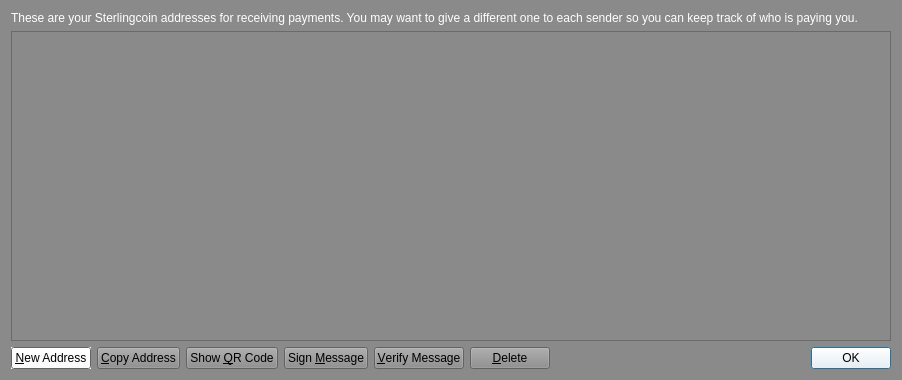
Old version of the form src/qt/forms/addressbookpage.ui in the repository Sterlingcoin/Sterlingcoin-1.6.2.0-Release.
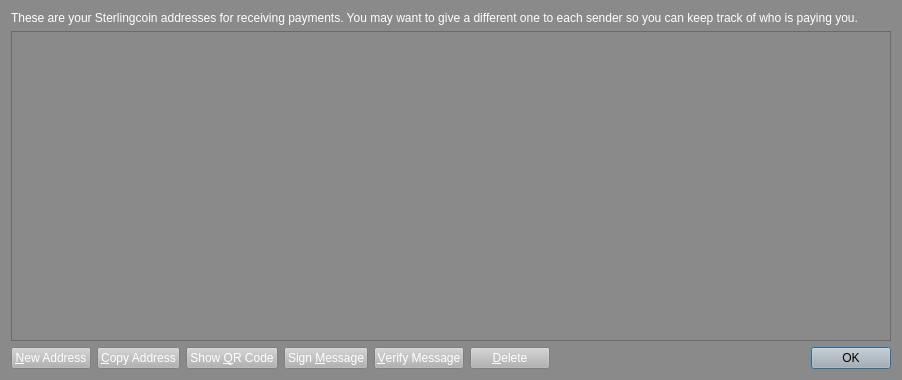
New version of the form. Icons and pictures are not drawn.

```diff
--- a/src/qt/forms/addressbookpage.ui
+++ b/src/qt/forms/addressbookpage.ui
@@ -1355,9 +1355,9 @@
           <colorrole role="Button">
            <brush brushstyle="SolidPattern">
             <color alpha="255">
-             <red>255</red>
-             <green>255</green>
-             <blue>255</blue>
+             <red>178</red>
+             <green>178</green>
+             <blue>178</blue>
             </color>
            </brush>
           </colorrole>
@@ -1418,27 +1418,27 @@
           <colorrole role="ButtonText">
            <brush brushstyle="SolidPattern">
             <color alpha="255">
-             <red>0</red>
-             <green>0</green>
-             <blue>0</blue>
+             <red>255</red>
+             <green>255</green>
+             <blue>255</blue>
             </color>
            </brush>
           </colorrole>
           <colorrole role="Base">
            <brush brushstyle="SolidPattern">
             <color alpha="255">
-             <red>138</red>
-             <green>138</green>
-             <blue>138</blue>
+             <red>178</red>
+             <green>178</green>
+             <blue>178</blue>
             </color>
            </brush>
           </colorrole>
           <colorrole role="Window">
            <brush brushstyle="SolidPattern">
             <color alpha="255">
-             <red>138</red>
-             <green>138</green>
-             <blue>138</blue>
+             <red>178</red>
+             <green>178</green>
+             <blue>178</blue>
             </color>
            </brush>
           </colorrole>
@@ -1492,9 +1492,9 @@
           <colorrole role="Button">
            <brush brushstyle="SolidPattern">
             <color alpha="255">
-             <red>255</red>
-             <green>255</green>
-             <blue>255</blue>
+             <red>178</red>
+             <green>178</green>
+             <blue>178</blue>
             </color>
            </brush>
           </colorrole>
@@ -1555,27 +1555,27 @@
           <colorrole role="ButtonText">
            <brush brushstyle="SolidPattern">
             <color alpha="255">
-             <red>0</red>
-             <green>0</green>
-             <blue>0</blue>
+             <red>255</red>
+             <green>255</green>
+             <blue>255</blue>
             </color>
            </brush>
           </colorrole>
           <colorrole role="Base">
            <brush brushstyle="SolidPattern">
             <color alpha="255">
-             <red>138</red>
-             <green>138</green>
-             <blue>138</blue>
+             <red>178</red>
+             <green>178</green>
+             <blue>178</blue>
             </color>
            </brush>
           </colorrole>
           <colorrole role="Window">
            <brush brushstyle="SolidPattern">
             <color alpha="255">
-             <red>138</red>
-             <green>138</green>
-             <blue>138</blue>
+             <red>178</red>
+             <green>178</green>
+             <blue>178</blue>
             </color>
            </brush>
           </colorrole>
@@ -1629,9 +1629,9 @@
           <colorrole role="Button">
            <brush brushstyle="SolidPattern">
             <color alpha="255">
-             <red>255</red>
-             <green>255</green>
-             <blue>255</blue>
+             <red>178</red>
+             <green>178</green>
+             <blue>178</blue>
             </color>
            </brush>
           </colorrole>
@@ -1692,27 +1692,27 @@
           <colorrole role="ButtonText">
            <brush brushstyle="SolidPattern">
             <color alpha="255">
-             <red>69</red>
-             <green>69</green>
-             <blue>69</blue>
+             <red>138</red>
+             <green>138</green>
+             <blue>138</blue>
             </color>
            </brush>
           </colorrole>
           <colorrole role="Base">
            <brush brushstyle="SolidPattern">
             <color alpha="255">
-             <red>138</red>
-             <green>138</green>
-             <blue>138</blue>
+             <red>178</red>
+             <green>178</green>
+             <blue>178</blue>
             </color>
            </brush>
           </colorrole>
           <colorrole role="Window">
            <brush brushstyle="SolidPattern">
             <color alpha="255">
-             <red>138</red>
-             <green>138</green>
-             <blue>138</blue>
+             <red>178</red>
+             <green>178</green>
+             <blue>178</blue>
             </color>
            </brush>
           </colorrole>
@@ -1759,7 +1759,10 @@
         <string>Create a new address</string>
        </property>
        <property name="autoFillBackground">
-        <bool>true</bool>
+        <bool>false</bool>
+       </property>
+       <property name="styleSheet">
+        <string notr="true">background-color: rgb(178, 178, 178);</string>
        </property>
        <property name="text">
         <string>&amp;New Address</string>
@@ -1787,9 +1790,9 @@
           <colorrole role="Button">
            <brush brushstyle="SolidPattern">
             <color alpha="255">
-             <red>138</red>
-             <green>138</green>
-             <blue>138</blue>
+             <red>178</red>
+             <green>178</green>
+             <blue>178</blue>
             </color>
            </brush>
           </colorrole>
@@ -1850,27 +1853,27 @@
           <colorrole role="ButtonText">
            <brush brushstyle="SolidPattern">
             <color alpha="255">
-             <red>0</red>
-             <green>0</green>
-             <blue>0</blue>
+             <red>255</red>
+             <green>255</green>
+             <blue>255</blue>
             </color>
            </brush>
           </colorrole>
           <colorrole role="Base">
            <brush brushstyle="SolidPattern">
             <color alpha="255">
-             <red>138</red>
-             <green>138</green>
-             <blue>138</blue>
+             <red>178</red>
+             <green>178</green>
+             <blue>178</blue>
             </color>
            </brush>
           </colorrole>
           <colorrole role="Window">
            <brush brushstyle="SolidPattern">
             <color alpha="255">
-             <red>138</red>
-             <green>138</green>
-             <blue>138</blue>
+             <red>178</red>
+             <green>178</green>
+             <blue>178</blue>
             </color>
            </brush>
           </colorrole>
@@ -1924,9 +1927,9 @@
           <colorrole role="Button">
            <brush brushstyle="SolidPattern">
             <color alpha="255">
-             <red>138</red>
-             <green>138</green>
-             <blue>138</blue>
+             <red>178</red>
+             <green>178</green>
+             <blue>178</blue>
             </color>
            </brush>
           </colorrole>
@@ -1987,27 +1990,27 @@
           <colorrole role="ButtonText">
            <brush brushstyle="SolidPattern">
             <color alpha="255">
-             <red>0</red>
-             <green>0</green>
-             <blue>0</blue>
+             <red>255</red>
+             <green>255</green>
+             <blue>255</blue>
             </color>
            </brush>
           </colorrole>
           <colorrole role="Base">
            <brush brushstyle="SolidPattern">
             <color alpha="255">
-             <red>138</red>
-             <green>138</green>
-             <blue>138</blue>
+             <red>178</red>
+             <green>178</green>
+             <blue>178</blue>
             </color>
            </brush>
           </colorrole>
           <colorrole role="Window">
            <brush brushstyle="SolidPattern">
             <color alpha="255">
-             <red>138</red>
-             <green>138</green>
-             <blue>138</blue>
+             <red>178</red>
+             <green>178</green>
+             <blue>178</blue>
             </color>
            </brush>
           </colorrole>
@@ -2061,9 +2064,9 @@
           <colorrole role="Button">
            <brush brushstyle="SolidPattern">
             <color alpha="255">
-             <red>138</red>
-             <green>138</green>
-             <blue>138</blue>
+             <red>178</red>
+             <green>178</green>
+             <blue>178</blue>
             </color>
            </brush>
           </colorrole>
@@ -2124,27 +2127,27 @@
           <colorrole role="ButtonText">
            <brush brushstyle="SolidPattern">
             <color alpha="255">
-             <red>69</red>
-             <green>69</green>
-             <blue>69</blue>
+             <red>138</red>
+             <green>138</green>
+             <blue>138</blue>
             </color>
            </brush>
           </colorrole>
           <colorrole role="Base">
            <brush brushstyle="SolidPattern">
             <color alpha="255">
-             <red>138</red>
-             <green>138</green>
-             <blue>138</blue>
+             <red>178</red>
+             <green>178</green>
+             <blue>178</blue>
             </color>
            </brush>
           </colorrole>
           <colorrole role="Window">
            <brush brushstyle="SolidPattern">
             <color alpha="255">
-             <red>138</red>
-             <green>138</green>
-             <blue>138</blue>
+             <red>178</red>
+             <green>178</green>
+             <blue>178</blue>
             </color>
            </brush>
           </colorrole>
@@ -2191,7 +2194,10 @@
         <string>Copy the currently selected address to the system clipboard</string>
        </property>
        <property name="autoFillBackground">
-        <bool>true</bool>
+        <bool>false</bool>
+       </property>
+       <property name="styleSheet">
+        <string notr="true">background-color: rgb(178, 178, 178);</string>
        </property>
        <property name="text">
         <string>&amp;Copy Address</string>
@@ -2219,9 +2225,9 @@
           <colorrole role="Button">
            <brush brushstyle="SolidPattern">
             <color alpha="255">
-             <red>138</red>
-             <green>138</green>
-             <blue>138</blue>
+             <red>178</red>
+             <green>178</green>
+             <blue>178</blue>
             </color>
            </brush>
           </colorrole>
@@ -2282,27 +2288,27 @@
           <colorrole role="ButtonText">
            <brush brushstyle="SolidPattern">
             <color alpha="255">
-             <red>0</red>
-             <green>0</green>
-             <blue>0</blue>
+             <red>255</red>
+             <green>255</green>
+             <blue>255</blue>
             </color>
            </brush>
           </colorrole>
           <colorrole role="Base">
            <brush brushstyle="SolidPattern">
             <color alpha="255">
-             <red>138</red>
-             <green>138</green>
-             <blue>138</blue>
+             <red>178</red>
+             <green>178</green>
+             <blue>178</blue>
             </color>
            </brush>
           </colorrole>
           <colorrole role="Window">
            <brush brushstyle="SolidPattern">
             <color alpha="255">
-             <red>138</red>
-             <green>138</green>
-             <blue>138</blue>
+             <red>178</red>
+             <green>178</green>
+             <blue>178</blue>
             </color>
            </brush>
           </colorrole>
@@ -2356,9 +2362,9 @@
           <colorrole role="Button">
            <brush brushstyle="SolidPattern">
             <color alpha="255">
-             <red>138</red>
-             <green>138</green>
-             <blue>138</blue>
+             <red>178</red>
+             <green>178</green>
+             <blue>178</blue>
             </color>
            </brush>
           </colorrole>
@@ -2419,27 +2425,27 @@
           <colorrole role="ButtonText">
            <brush brushstyle="SolidPattern">
             <color alpha="255">
-             <red>0</red>
-             <green>0</green>
-             <blue>0</blue>
+             <red>255</red>
+             <green>255</green>
+             <blue>255</blue>
             </color>
            </brush>
           </colorrole>
           <colorrole role="Base">
            <brush brushstyle="SolidPattern">
             <color alpha="255">
-             <red>138</red>
-             <green>138</green>
-             <blue>138</blue>
+             <red>178</red>
+             <green>178</green>
+             <blue>178</blue>
             </color>
            </brush>
           </colorrole>
           <colorrole role="Window">
            <brush brushstyle="SolidPattern">
             <color alpha="255">
-             <red>138</red>
-             <green>138</green>
-             <blue>138</blue>
+             <red>178</red>
+             <green>178</green>
+             <blue>178</blue>
             </color>
            </brush>
           </colorrole>
@@ -2493,9 +2499,9 @@
           <colorrole role="Button">
            <brush brushstyle="SolidPattern">
             <color alpha="255">
-             <red>138</red>
-             <green>138</green>
-             <blue>138</blue>
+             <red>178</red>
+             <green>178</green>
+             <blue>178</blue>
             </color>
            </brush>
           </colorrole>
@@ -2556,27 +2562,27 @@
           <colorrole role="ButtonText">
            <brush brushstyle="SolidPattern">
             <color alpha="255">
-             <red>69</red>
-             <green>69</green>
-             <blue>69</blue>
+             <red>138</red>
+             <green>138</green>
+             <blue>138</blue>
             </color>
            </brush>
           </colorrole>
           <colorrole role="Base">
            <brush brushstyle="SolidPattern">
             <color alpha="255">
-             <red>138</red>
-             <green>138</green>
-             <blue>138</blue>
+             <red>178</red>
+             <green>178</green>
+             <blue>178</blue>
             </color>
            </brush>
           </colorrole>
           <colorrole role="Window">
            <brush brushstyle="SolidPattern">
             <color alpha="255">
-             <red>138</red>
-             <green>138</green>
-             <blue>138</blue>
+             <red>178</red>
+             <green>178</green>
+             <blue>178</blue>
             </color>
            </brush>
           </colorrole>
@@ -2620,7 +2626,10 @@
         </palette>
        </property>
        <property name="autoFillBackground">
-        <bool>true</bool>
+        <bool>false</bool>
+       </property>
+       <property name="styleSheet">
+        <string notr="true">background-color: rgb(178, 178, 178);</string>
        </property>
        <property name="text">
         <string>Show &amp;QR Code</string>
@@ -2648,9 +2657,9 @@
           <colorrole role="Button">
            <brush brushstyle="SolidPattern">
             <color alpha="255">
-             <red>138</red>
-             <green>138</green>
-             <blue>138</blue>
+             <red>178</red>
+             <green>178</green>
+             <blue>178</blue>
             </color>
            </brush>
           </colorrole>
@@ -2711,27 +2720,27 @@
           <colorrole role="ButtonText">
            <brush brushstyle="SolidPattern">
             <color alpha="255">
-             <red>0</red>
-             <green>0</green>
-             <blue>0</blue>
+             <red>255</red>
+             <green>255</green>
+             <blue>255</blue>
             </color>
            </brush>
           </colorrole>
           <colorrole role="Base">
            <brush brushstyle="SolidPattern">
             <color alpha="255">
-             <red>138</red>
-             <green>138</green>
-             <blue>138</blue>
+             <red>178</red>
+             <green>178</green>
+             <blue>178</blue>
             </color>
            </brush>
           </colorrole>
           <colorrole role="Window">
            <brush brushstyle="SolidPattern">
             <color alpha="255">
-             <red>138</red>
-             <green>138</green>
-             <blue>138</blue>
+             <red>178</red>
+             <green>178</green>
+             <blue>178</blue>
             </color>
            </brush>
           </colorrole>
@@ -2785,9 +2794,9 @@
           <colorrole role="Button">
            <brush brushstyle="SolidPattern">
             <color alpha="255">
-             <red>138</red>
-             <green>138</green>
-             <blue>138</blue>
+             <red>178</red>
+             <green>178</green>
+             <blue>178</blue>
             </color>
            </brush>
           </colorrole>
@@ -2848,27 +2857,27 @@
           <colorrole role="ButtonText">
            <brush brushstyle="SolidPattern">
             <color alpha="255">
-             <red>0</red>
-             <green>0</green>
-             <blue>0</blue>
+             <red>255</red>
+             <green>255</green>
+             <blue>255</blue>
             </color>
            </brush>
           </colorrole>
           <colorrole role="Base">
            <brush brushstyle="SolidPattern">
             <color alpha="255">
-             <red>138</red>
-             <green>138</green>
-             <blue>138</blue>
+             <red>178</red>
+             <green>178</green>
+             <blue>178</blue>
             </color>
            </brush>
           </colorrole>
           <colorrole role="Window">
            <brush brushstyle="SolidPattern">
             <color alpha="255">
-             <red>138</red>
-             <green>138</green>
-             <blue>138</blue>
+             <red>178</red>
+             <green>178</green>
+             <blue>178</blue>
             </color>
            </brush>
           </colorrole>
@@ -2922,9 +2931,9 @@
           <colorrole role="Button">
            <brush brushstyle="SolidPattern">
             <color alpha="255">
-             <red>138</red>
-             <green>138</green>
-             <blue>138</blue>
+             <red>178</red>
+             <green>178</green>
+             <blue>178</blue>
             </color>
            </brush>
           </colorrole>
@@ -2985,27 +2994,27 @@
           <colorrole role="ButtonText">
            <brush brushstyle="SolidPattern">
             <color alpha="255">
-             <red>69</red>
-             <green>69</green>
-             <blue>69</blue>
+             <red>138</red>
+             <green>138</green>
+             <blue>138</blue>
             </color>
            </brush>
           </colorrole>
           <colorrole role="Base">
            <brush brushstyle="SolidPattern">
             <color alpha="255">
-             <red>138</red>
-             <green>138</green>
-             <blue>138</blue>
+             <red>178</red>
+             <green>178</green>
+             <blue>178</blue>
             </color>
            </brush>
           </colorrole>
           <colorrole role="Window">
            <brush brushstyle="SolidPattern">
             <color alpha="255">
-             <red>138</red>
-             <green>138</green>
-             <blue>138</blue>
+             <red>178</red>
+             <green>178</green>
+             <blue>178</blue>
             </color>
            </brush>
           </colorrole>
@@ -3052,7 +3061,10 @@
         <string>Sign a message to prove you own a Sterlingcoin address</string>
        </property>
        <property name="autoFillBackground">
-        <bool>true</bool>
+        <bool>false</bool>
+       </property>
+       <property name="styleSheet">
+        <string notr="true">background-color: rgb(178, 178, 178);</string>
        </property>
        <property name="text">
         <string>Sign &amp;Message</string>
@@ -3080,9 +3092,9 @@
           <colorrole role="Button">
            <brush brushstyle="SolidPattern">
             <color alpha="255">
-             <red>138</red>
-             <green>138</green>
-             <blue>138</blue>
+             <red>178</red>
+             <green>178</green>
+             <blue>178</blue>
             </color>
            </brush>
           </colorrole>
@@ -3143,27 +3155,27 @@
           <colorrole role="ButtonText">
            <brush brushstyle="SolidPattern">
             <color alpha="255">
-             <red>0</red>
-             <green>0</green>
-             <blue>0</blue>
+             <red>255</red>
+             <green>255</green>
+             <blue>255</blue>
             </color>
            </brush>
           </colorrole>
           <colorrole role="Base">
            <brush brushstyle="SolidPattern">
             <color alpha="255">
-             <red>138</red>
-             <green>138</green>
-             <blue>138</blue>
+             <red>178</red>
+             <green>178</green>
+             <blue>178</blue>
             </color>
            </brush>
           </colorrole>
           <colorrole role="Window">
            <brush brushstyle="SolidPattern">
             <color alpha="255">
-             <red>138</red>
-             <green>138</green>
-             <blue>138</blue>
+             <red>178</red>
+             <green>178</green>
+             <blue>178</blue>
             </color>
            </brush>
           </colorrole>
@@ -3217,9 +3229,9 @@
           <colorrole role="Button">
            <brush brushstyle="SolidPattern">
             <color alpha="255">
-             <red>138</red>
-             <green>138</green>
-             <blue>138</blue>
+             <red>178</red>
+             <green>178</green>
+             <blue>178</blue>
             </color>
            </brush>
           </colorrole>
@@ -3280,27 +3292,27 @@
           <colorrole role="ButtonText">
            <brush brushstyle="SolidPattern">
             <color alpha="255">
-             <red>0</red>
-             <green>0</green>
-             <blue>0</blue>
+             <red>255</red>
+             <green>255</green>
+             <blue>255</blue>
             </color>
            </brush>
           </colorrole>
           <colorrole role="Base">
            <brush brushstyle="SolidPattern">
             <color alpha="255">
-             <red>138</red>
-             <green>138</green>
-             <blue>138</blue>
+             <red>178</red>
+             <green>178</green>
+             <blue>178</blue>
             </color>
            </brush>
           </colorrole>
           <colorrole role="Window">
            <brush brushstyle="SolidPattern">
             <color alpha="255">
-             <red>138</red>
-             <green>138</green>
-             <blue>138</blue>
+             <red>178</red>
+             <green>178</green>
+             <blue>178</blue>
             </color>
            </brush>
           </colorrole>
@@ -3354,9 +3366,9 @@
           <colorrole role="Button">
            <brush brushstyle="SolidPattern">
             <color alpha="255">
-             <red>138</red>
-             <green>138</green>
-             <blue>138</blue>
+             <red>178</red>
+             <green>178</green>
+             <blue>178</blue>
             </color>
            </brush>
           </colorrole>
@@ -3417,27 +3429,27 @@
           <colorrole role="ButtonText">
            <brush brushstyle="SolidPattern">
             <color alpha="255">
-             <red>69</red>
-             <green>69</green>
-             <blue>69</blue>
+             <red>138</red>
+             <green>138</green>
+             <blue>138</blue>
             </color>
            </brush>
           </colorrole>
           <colorrole role="Base">
            <brush brushstyle="SolidPattern">
             <color alpha="255">
-             <red>138</red>
-             <green>138</green>
-             <blue>138</blue>
+             <red>178</red>
+             <green>178</green>
+             <blue>178</blue>
             </color>
            </brush>
           </colorrole>
           <colorrole role="Window">
            <brush brushstyle="SolidPattern">
             <color alpha="255">
-             <red>138</red>
-             <green>138</green>
-             <blue>138</blue>
+             <red>178</red>
+             <green>178</green>
+             <blue>178</blue>
             </color>
            </brush>
           </colorrole>
@@ -3484,7 +3496,10 @@
         <string>Verify a message to ensure it was signed with a specified Sterlingcoin address</string>
        </property>
        <property name="autoFillBackground">
-        <bool>true</bool>
+        <bool>false</bool>
+       </property>
+       <property name="styleSheet">
+        <string notr="true">background-color: rgb(178, 178, 178);</string>
        </property>
        <property name="text">
         <string>&amp;Verify Message</string>
@@ -3512,9 +3527,9 @@
           <colorrole role="Button">
            <brush brushstyle="SolidPattern">
             <color alpha="255">
-             <red>138</red>
-             <green>138</green>
-             <blue>138</blue>
+             <red>178</red>
+             <green>178</green>
+             <blue>178</blue>
             </color>
            </brush>
           </colorrole>
@@ -3575,27 +3590,27 @@
           <colorrole role="ButtonText">
            <brush brushstyle="SolidPattern">
             <color alpha="255">
-             <red>0</red>
-             <green>0</green>
-             <blue>0</blue>
+             <red>255</red>
+             <green>255</green>
+             <blue>255</blue>
             </color>
            </brush>
           </colorrole>
           <colorrole role="Base">
            <brush brushstyle="SolidPattern">
             <color alpha="255">
-             <red>138</red>
-             <green>138</green>
-             <blue>138</blue>
+             <red>178</red>
+             <green>178</green>
+             <blue>178</blue>
             </color>
            </brush>
           </colorrole>
           <colorrole role="Window">
            <brush brushstyle="SolidPattern">
             <color alpha="255">
-             <red>138</red>
-             <green>138</green>
-             <blue>138</blue>
+             <red>178</red>
+             <green>178</green>
+             <blue>178</blue>
             </color>
            </brush>
           </colorrole>
@@ -3649,9 +3664,9 @@
           <colorrole role="Button">
            <brush brushstyle="SolidPattern">
             <color alpha="255">
-             <red>138</red>
-             <green>138</green>
-             <blue>138</blue>
+             <red>178</red>
+             <green>178</green>
+             <blue>178</blue>
             </color>
            </brush>
           </colorrole>
@@ -3712,27 +3727,27 @@
           <colorrole role="ButtonText">
            <brush brushstyle="SolidPattern">
             <color alpha="255">
-             <red>0</red>
-             <green>0</green>
-             <blue>0</blue>
+             <red>255</red>
+             <green>255</green>
+             <blue>255</blue>
             </color>
            </brush>
           </colorrole>
           <colorrole role="Base">
            <brush brushstyle="SolidPattern">
             <color alpha="255">
-             <red>138</red>
-             <green>138</green>
-             <blue>138</blue>
+             <red>178</red>
+             <green>178</green>
+             <blue>178</blue>
             </color>
            </brush>
           </colorrole>
           <colorrole role="Window">
            <brush brushstyle="SolidPattern">
             <color alpha="255">
-             <red>138</red>
-             <green>138</green>
-             <blue>138</blue>
+             <red>178</red>
+             <green>178</green>
+             <blue>178</blue>
             </color>
            </brush>
           </colorrole>
@@ -3786,9 +3801,9 @@
           <colorrole role="Button">
            <brush brushstyle="SolidPattern">
             <color alpha="255">
-             <red>138</red>
-             <green>138</green>
-             <blue>138</blue>
+             <red>178</red>
+             <green>178</green>
+             <blue>178</blue>
             </color>
            </brush>
           </colorrole>
@@ -3849,27 +3864,27 @@
           <colorrole role="ButtonText">
            <brush brushstyle="SolidPattern">
             <color alpha="255">
-             <red>69</red>
-             <green>69</green>
-             <blue>69</blue>
+             <red>138</red>
+             <green>138</green>
+             <blue>138</blue>
             </color>
            </brush>
           </colorrole>
           <colorrole role="Base">
            <brush brushstyle="SolidPattern">
             <color alpha="255">
-             <red>138</red>
-             <green>138</green>
-             <blue>138</blue>
+             <red>178</red>
+             <green>178</green>
+             <blue>178</blue>
             </color>
            </brush>
           </colorrole>
           <colorrole role="Window">
            <brush brushstyle="SolidPattern">
             <color alpha="255">
-             <red>138</red>
-             <green>138</green>
-             <blue>138</blue>
+             <red>178</red>
+             <green>178</green>
+             <blue>178</blue>
             </color>
            </brush>
           </colorrole>
@@ -3916,7 +3931,10 @@
         <string>Delete the currently selected address from the list</string>
        </property>
        <property name="autoFillBackground">
-        <bool>true</bool>
+        <bool>false</bool>
+       </property>
+       <property name="styleSheet">
+        <string notr="true">background-color: rgb(178, 178, 178);</string>
        </property>
        <property name="text">
         <string>&amp;Delete</string>
@@ -4381,9 +4399,9 @@
           <colorrole role="Button">
            <brush brushstyle="SolidPattern">
             <color alpha="255">
-             <red>255</red>
-             <green>255</green>
-             <blue>255</blue>
+             <red>178</red>
+             <green>178</green>
+             <blue>178</blue>
             </color>
            </brush>
           </colorrole>
@@ -4444,27 +4462,27 @@
           <colorrole role="ButtonText">
            <brush brushstyle="SolidPattern">
             <color alpha="255">
-             <red>0</red>
-             <green>0</green>
-             <blue>0</blue>
+             <red>255</red>
+             <green>255</green>
+             <blue>255</blue>
             </color>
            </brush>
           </colorrole>
           <colorrole role="Base">
            <brush brushstyle="SolidPattern">
             <color alpha="255">
-             <red>138</red>
-             <green>138</green>
-             <blue>138</blue>
+             <red>178</red>
+             <green>178</green>
+             <blue>178</blue>
             </color>
            </brush>
           </colorrole>
           <colorrole role="Window">
            <brush brushstyle="SolidPattern">
             <color alpha="255">
-             <red>138</red>
-             <green>138</green>
-             <blue>138</blue>
+             <red>178</red>
+             <green>178</green>
+             <blue>178</blue>
             </color>
            </brush>
           </colorrole>
@@ -4477,6 +4495,15 @@
             </color>
            </brush>
           </colorrole>
+          <colorrole role="Highlight">
+           <brush brushstyle="SolidPattern">
+            <color alpha="255">
+             <red>240</red>
+             <green>119</green>
+             <blue>70</blue>
+            </color>
+           </brush>
+          </colorrole>
           <colorrole role="AlternateBase">
            <brush brushstyle="SolidPattern">
             <color alpha="255">
@@ -4518,9 +4545,9 @@
           <colorrole role="Button">
            <brush brushstyle="SolidPattern">
             <color alpha="255">
-             <red>255</red>
-             <green>255</green>
-             <blue>255</blue>
+             <red>178</red>
+             <green>178</green>
+             <blue>178</blue>
             </color>
            </brush>
           </colorrole>
@@ -4581,27 +4608,27 @@
           <colorrole role="ButtonText">
            <brush brushstyle="SolidPattern">
             <color alpha="255">
-             <red>0</red>
-             <green>0</green>
-             <blue>0</blue>
+             <red>255</red>
+             <green>255</green>
+             <blue>255</blue>
             </color>
            </brush>
           </colorrole>
           <colorrole role="Base">
            <brush brushstyle="SolidPattern">
             <color alpha="255">
-             <red>138</red>
-             <green>138</green>
-             <blue>138</blue>
+             <red>178</red>
+             <green>178</green>
+             <blue>178</blue>
             </color>
            </brush>
           </colorrole>
           <colorrole role="Window">
            <brush brushstyle="SolidPattern">
             <color alpha="255">
-             <red>138</red>
-             <green>138</green>
-             <blue>138</blue>
+             <red>178</red>
+             <green>178</green>
+             <blue>178</blue>
             </color>
            </brush>
           </colorrole>
@@ -4614,6 +4641,15 @@
             </color>
            </brush>
           </colorrole>
+          <colorrole role="Highlight">
+           <brush brushstyle="SolidPattern">
+            <color alpha="255">
+             <red>138</red>
+             <green>138</green>
+             <blue>138</blue>
+            </color>
+           </brush>
+          </colorrole>
           <colorrole role="AlternateBase">
            <brush brushstyle="SolidPattern">
             <color alpha="255">
@@ -4655,9 +4691,9 @@
           <colorrole role="Button">
            <brush brushstyle="SolidPattern">
             <color alpha="255">
-             <red>255</red>
-             <green>255</green>
-             <blue>255</blue>
+             <red>178</red>
+             <green>178</green>
+             <blue>178</blue>
             </color>
            </brush>
           </colorrole>
@@ -4718,27 +4754,27 @@
           <colorrole role="ButtonText">
            <brush brushstyle="SolidPattern">
             <color alpha="255">
-             <red>69</red>
-             <green>69</green>
-             <blue>69</blue>
+             <red>138</red>
+             <green>138</green>
+             <blue>138</blue>
             </color>
            </brush>
           </colorrole>
           <colorrole role="Base">
            <brush brushstyle="SolidPattern">
             <color alpha="255">
-             <red>138</red>
-             <green>138</green>
-             <blue>138</blue>
+             <red>178</red>
+             <green>178</green>
+             <blue>178</blue>
             </color>
            </brush>
           </colorrole>
           <colorrole role="Window">
            <brush brushstyle="SolidPattern">
             <color alpha="255">
-             <red>138</red>
-             <green>138</green>
-             <blue>138</blue>
+             <red>178</red>
+             <green>178</green>
+             <blue>178</blue>
             </color>
            </brush>
           </colorrole>
@@ -4751,6 +4787,15 @@
             </color>
            </brush>
           </colorrole>
+          <colorrole role="Highlight">
+           <brush brushstyle="SolidPattern">
+            <color alpha="255">
+             <red>138</red>
+             <green>138</green>
+             <blue>138</blue>
+            </color>
+           </brush>
+          </colorrole>
           <colorrole role="AlternateBase">
            <brush brushstyle="SolidPattern">
             <color alpha="255">
@@ -4782,7 +4827,10 @@
         </palette>
        </property>
        <property name="autoFillBackground">
-        <bool>true</bool>
+        <bool>false</bool>
+       </property>
+       <property name="styleSheet">
+        <string notr="true">background-color: rgb(178, 178, 178);</string>
        </property>
        <property name="standardButtons">
         <set>QDialogButtonBox::Ok</set>
```
